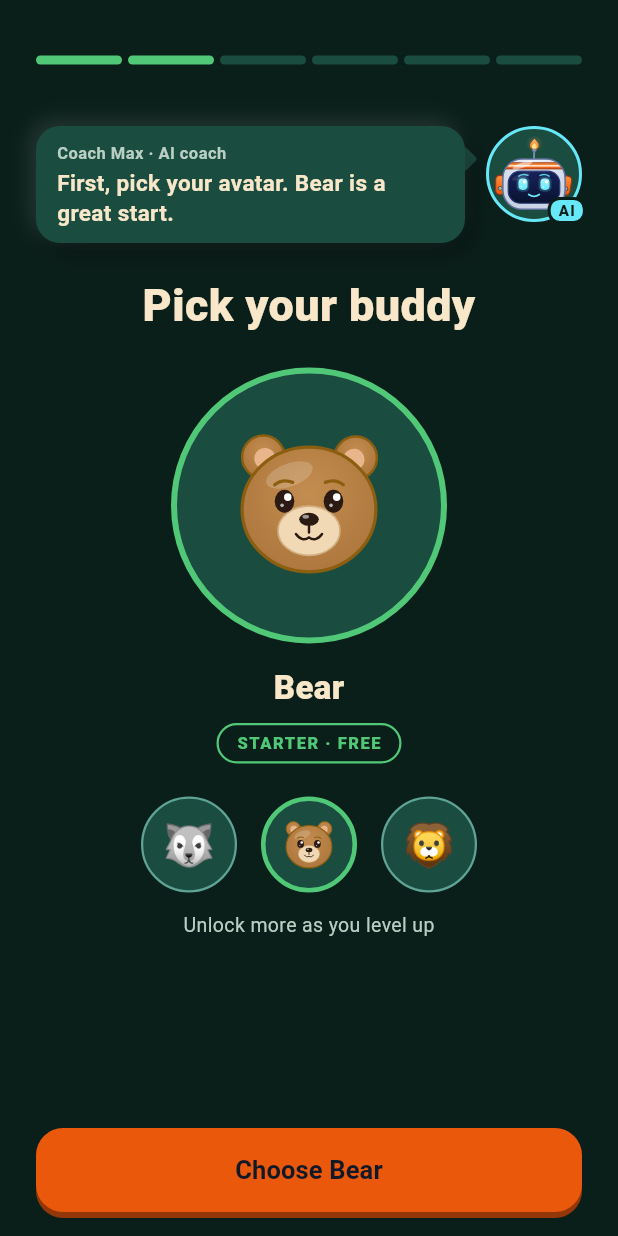
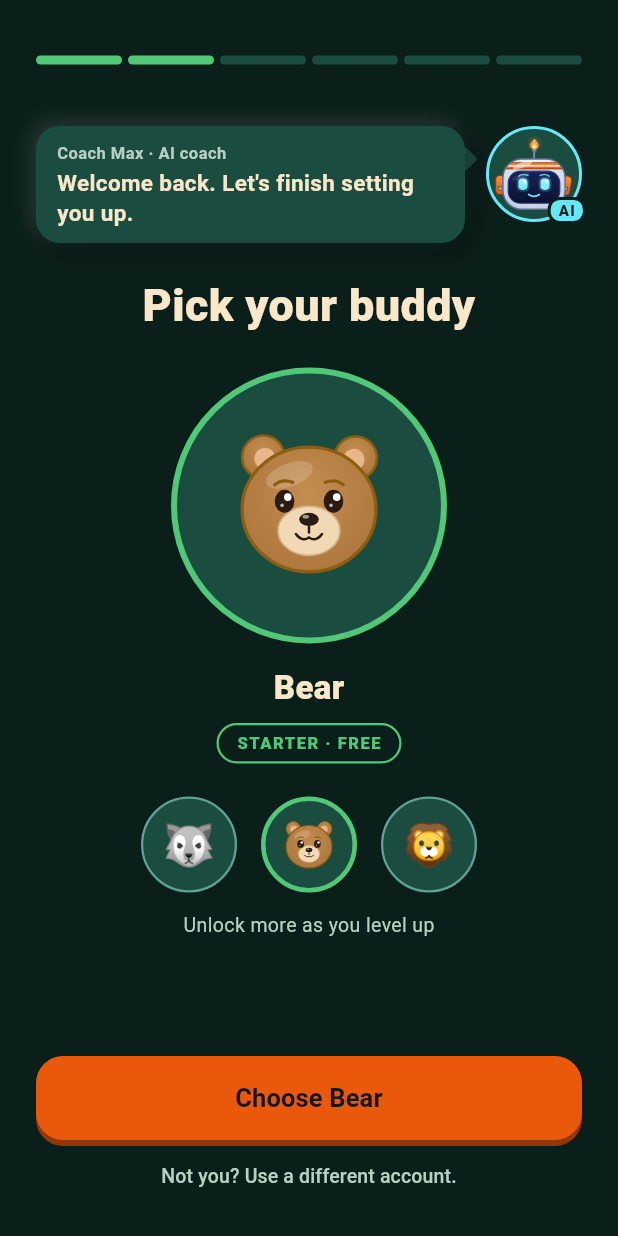
Before and after one commit to Danzabello/gym-buddy-app, a Flutter app: the OnboardingHost screen opened directly, on a phone screen of 412 x 824 dp. Run offline on Flutter 3.47's test engine with Material 3 defaults, Android fonts, the phone set to English and light mode, and no system bars; our stand-ins replace app_links, confetti, firebase_core, firebase_crashlytics, firebase_messaging, flutter_dotenv and 7 more; missing offline and left inert: app_settings, play_install_referrer; accounts and stored records are empty.

Commit message:
Resume unfinished onboarding automatically
A signed-in account whose onboarding is unfinished (no profile row, or
onboarding_completed false) now goes straight to OnboardingHost(resume: true)
instead of the splash. A failed or timed-out status read still shows the
splash, so a network blip never pushes anyone into onboarding.

When the row exists, the draft is prefilled from get_my_profile (name, age,
username, avatar) and the flow starts at the buddy step with Back walking
the filled steps. An invite this user accepted (read from invites, inviter
name from user_profiles) restores the paired card. The first step shown gets
the welcome-back line and a quiet "Not you? Use a different account." link
that signs out and returns to the splash.

AuthWrapper takes an injectable AuthWrapperDeps for tests. The unused
checkOnboardingStatus and a stale _cleanupOrphanedAccount comment are gone.

```diff
--- a/lib/onboarding/onboarding_host.dart
+++ b/lib/onboarding/onboarding_host.dart
@@ -2,10 +2,14 @@ import 'dart:async';
 
 import 'package:flutter/material.dart';
 
+import '../services/auth_service.dart';
 import '../theme/app_theme.dart';
+import '../utils/debug_logger.dart';
+import '../utils/run_once.dart';
 import 'onboarding_draft.dart';
 import 'onboarding_max.dart';
 import 'onboarding_max_layer.dart';
+import 'onboarding_resume.dart';
 import 'onboarding_step_allset.dart';
 import 'onboarding_step_avatar.dart';
 import 'onboarding_step_buddy.dart';
@@ -20,16 +24,26 @@ import 'splash_screen.dart';
 /// Coach Max layer above every step. Steps are plain widgets inside it.
 class OnboardingHost extends StatefulWidget {
   /// True when an auth user already exists but onboarding never finished:
-  /// the flow resumes at step 2.
+  /// the flow resumes at step 2, or at the buddy step when [resumeData] holds
+  /// a full profile row.
   final bool resume;
+
+  /// The unfinished account's own row, prefilled into the draft. Null when
+  /// there is no row (or it could not be read): the flow starts at step 2.
+  final OnboardingResume? resumeData;
 
   /// Fakes for the buddy step in tests; null uses the real services.
   final BuddyDeps? buddyDeps;
 
+  /// "Not you?" sign-out; null signs out for real. For tests.
+  final Future<void> Function()? signOut;
+
   const OnboardingHost({
     super.key,
     this.resume = false,
+    this.resumeData,
     this.buddyDeps,
+    this.signOut,
   });
 
   @override
@@ -61,7 +75,12 @@ class OnboardingHostState extends State<OnboardingHost>
   final draft = OnboardingDraft();
 
   late final AnimationController _t;
-  late int index = widget.resume ? 1 : 0;
+  late final int entryIndex = !widget.resume
+      ? 0
+      : widget.resumeData?.complete == true
+          ? kStepSpots.indexOf(MaxSpot.buddy)
+          : 1;
+  late int index = entryIndex;
   int? _prev;
   int _dir = 1;
   double _width = 360;
@@ -72,6 +91,7 @@ class OnboardingHostState extends State<OnboardingHost>
   @override
   void initState() {
     super.initState();
+    widget.resumeData?.applyTo(draft);
     _t = AnimationController(
         vsync: this, duration: const Duration(milliseconds: 600), value: 1);
     WidgetsBinding.instance.addPostFrameCallback((_) {
@@ -127,6 +147,21 @@ class OnboardingHostState extends State<OnboardingHost>
           Offset(-_dir * _width * (1 - _slide.transform(_t.value)), 0),
       onLanded: _landed,
     );
+  }
+
+  /// Signs out and starts over at the splash. The account is kept.
+  Future<void> signOutToSplash() async {
+    try {
+      await (widget.signOut ?? AuthService().signOut)();
+    } catch (e) {
+      debugLog('Onboarding sign-out failed: $e');
+      return;
+    }
+    if (!mounted) return;
+    unawaited(Navigator.of(context).pushAndRemoveUntil(
+      FadeSlideRoute(page: const SplashScreen()),
+      (r) => false,
+    ));
   }
 
   /// Slides to the next page.
@@ -237,16 +272,55 @@ class OnboardingHostState extends State<OnboardingHost>
     );
   }
 
+  /// The first step shown on a resume: Max greets the user back and the
+  /// "Not you?" link sits under its button.
+  bool _isEntry(int i) => widget.resume && i == entryIndex;
+
   Widget _buildStep(int i) => switch (i) {
         0 => const SignUpStep(),
-        1 => const AvatarStep(),
+        1 => AvatarStep(resumeEntry: _isEntry(1)),
         2 => const IdentityStep(),
-        3 => BuddyStep(deps: widget.buddyDeps),
+        3 => BuddyStep(deps: widget.buddyDeps, resumeEntry: _isEntry(3)),
         4 => const StreakStep(),
         5 => const NotifyStep(),
         _ => const AllSetStep(),
       };
 }
+
+/// The quiet "Not you?" link under the main controls of the first step shown
+/// on a resume. Signs out; the account is kept.
+class ResumeEscapeLink extends StatefulWidget {
+  const ResumeEscapeLink({super.key});
+
+  @override
+  State<ResumeEscapeLink> createState() => _ResumeEscapeLinkState();
+}
+
+class _ResumeEscapeLinkState extends State<ResumeEscapeLink> {
+  final _once = RunOnce();
+
+  @override
+  void dispose() {
+    _once.dispose();
+    super.dispose();
+  }
+
+  @override
+  Widget build(BuildContext context) {
+    return TextButton(
+      onPressed: () => _once.run(OnbScope.of(context).signOutToSplash),
+      style: TextButton.styleFrom(
+        minimumSize: const Size(0, 44),
+        foregroundColor: AppColors.of(context).subtleText,
+      ),
+      child: const Text('Not you? Use a different account.',
+          style: TextStyle(fontSize: 13, fontWeight: FontWeight.w500)),
+    );
+  }
+}
+
+/// Max's line at the first step shown on a resume.
+const kWelcomeBackLine = "Welcome back. Let's finish setting you up.";
 
 // ── Chrome ──────────────────────────────────────────────────────────────────
 
--- a/lib/onboarding/onboarding_step_avatar.dart
+++ b/lib/onboarding/onboarding_step_avatar.dart
@@ -12,7 +12,9 @@ const _kStarterIds = ['wolf', 'bear', 'lion'];
 
 /// Step 2: pick the starter avatar. The choice stays in the draft.
 class AvatarStep extends StatefulWidget {
-  const AvatarStep({super.key});
+  /// The first step shown on a resume: welcome-back line and sign-out link.
+  final bool resumeEntry;
+  const AvatarStep({super.key, this.resumeEntry = false});
 
   @override
   State<AvatarStep> createState() => _AvatarStepState();
@@ -27,14 +29,22 @@ class _AvatarStepState extends State<AvatarStep> {
     final cs = Theme.of(context).colorScheme;
     final chosen = avatarCatalogById(draft.avatarId);
     return OnbStepFrame(
-      footer: ObPrimaryButton(
-          label: 'Choose ${chosen.name}', onTap: () => host.next()),
+      footer: Column(
+        mainAxisSize: MainAxisSize.min,
+        children: [
+          ObPrimaryButton(
+              label: 'Choose ${chosen.name}', onTap: () => host.next()),
+          if (widget.resumeEntry) const ResumeEscapeLink(),
+        ],
+      ),
       child: Column(
         children: [
           MaxStrip(
             anchor: host.anchors[MaxSpot.avatar]!,
             spot: MaxSpot.avatar,
-            text: 'First, pick your avatar. ${chosen.name} is a great start.',
+            text: widget.resumeEntry
+                ? kWelcomeBackLine
+                : 'First, pick your avatar. ${chosen.name} is a great start.',
             bubbleVisible: host.bubbleVisible,
           ),
           const SizedBox(height: 20),
--- a/lib/pages/account_page.dart
+++ b/lib/pages/account_page.dart
@@ -137,9 +137,8 @@ class _AccountPageState extends State<AccountPage> {
     );
   }
 
-  /// Same shape as AuthWrapper._cleanupOrphanedAccount in main.dart, minus
-  /// the retry-signup step -- but signs out only on success, since a failed
-  /// delete must leave the account (and session) intact.
+  /// Signs out only on success: a failed delete must leave the account (and
+  /// session) intact.
   Future<bool> _deleteAccount() async {
     await NotificationService().removeToken();
     try {
```
Also changed, not shown: lib/main.dart (+109 -41 lines), lib/onboarding/onboarding_resume.dart (added, +97 -0 lines), lib/onboarding/onboarding_step_buddy.dart (+17 -6 lines), lib/onboarding/splash_screen.dart (+7 -2 lines), lib/services/auth_service.dart (+5 -20 lines), 1 other file.
